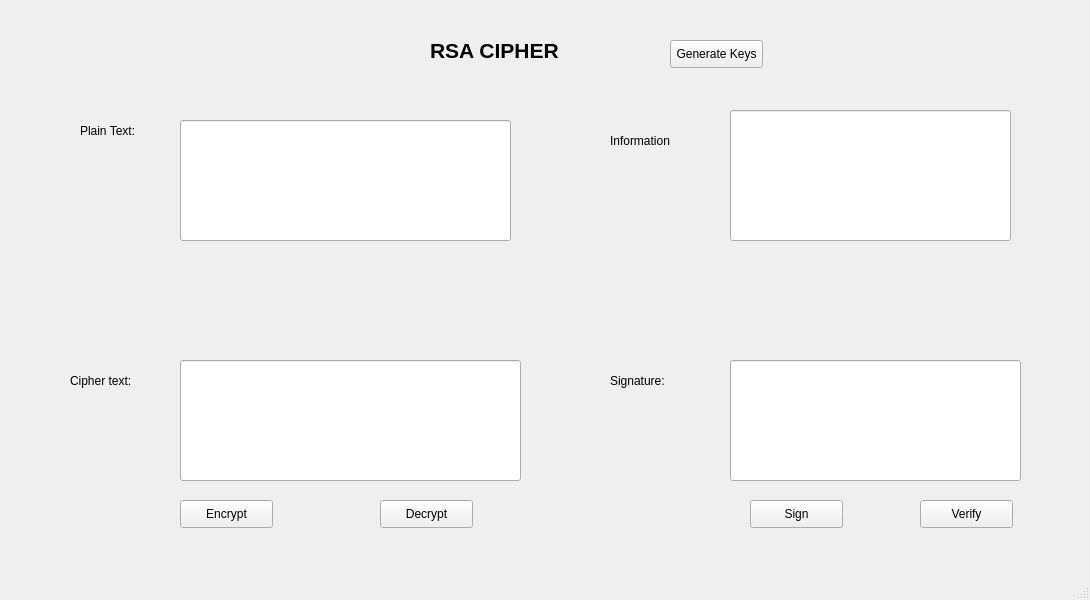
Before: the Qt Designer form lab-03/ui/rsa.ui in hoanganhl-567/bmttnc-hutech--2280600060-, drawn with Qt 5.
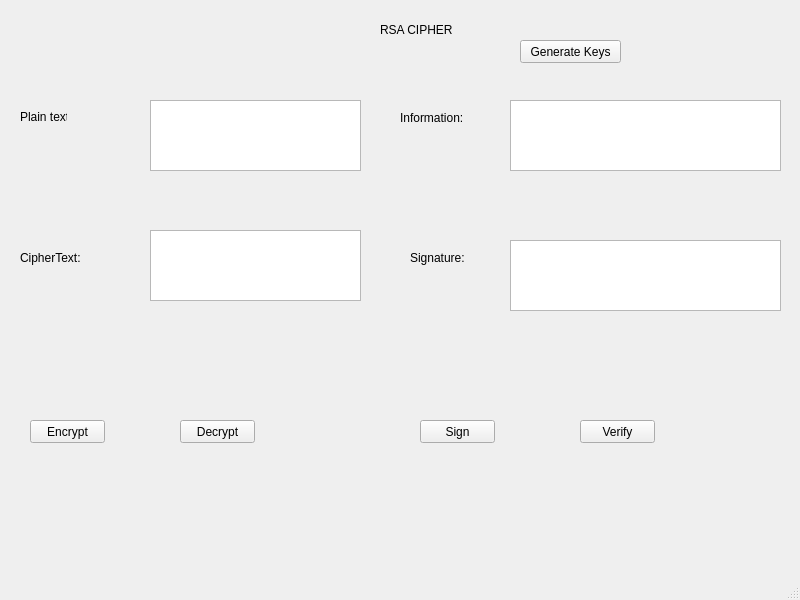
After: the same form once the commit is applied.

```diff
--- a/lab-03/ui/rsa.ui
+++ b/lab-03/ui/rsa.ui
@@ -6,7 +6,7 @@
    <rect>
     <x>0</x>
     <y>0</y>
-    <width>1090</width>
+    <width>800</width>
     <height>600</height>
    </rect>
   </property>
@@ -14,183 +14,176 @@
    <string>RSA Cipher</string>
   </property>
   <widget class="QWidget" name="centralwidget">
+   <widget class="QPushButton" name="btn_encrypt">
+    <property name="geometry">
+     <rect>
+      <x>30</x>
+      <y>420</y>
+      <width>75</width>
+      <height>23</height>
+     </rect>
+    </property>
+    <property name="text">
+     <string>Encrypt</string>
+    </property>
+   </widget>
+   <widget class="QPushButton" name="btn_decrypt">
+    <property name="geometry">
+     <rect>
+      <x>180</x>
+      <y>420</y>
+      <width>75</width>
+      <height>23</height>
+     </rect>
+    </property>
+    <property name="text">
+     <string>Decrypt</string>
+    </property>
+   </widget>
+   <widget class="QPushButton" name="btn_sign">
+    <property name="geometry">
+     <rect>
+      <x>420</x>
+      <y>420</y>
+      <width>75</width>
+      <height>23</height>
+     </rect>
+    </property>
+    <property name="text">
+     <string>Sign</string>
+    </property>
+   </widget>
+   <widget class="QPushButton" name="btn_verify">
+    <property name="geometry">
+     <rect>
+      <x>580</x>
+      <y>420</y>
+      <width>75</width>
+      <height>23</height>
+     </rect>
+    </property>
+    <property name="text">
+     <string>Verify</string>
+    </property>
+   </widget>
+   <widget class="QPlainTextEdit" name="plainTextEdit">
+    <property name="geometry">
+     <rect>
+      <x>150</x>
+      <y>100</y>
+      <width>211</width>
+      <height>71</height>
+     </rect>
+    </property>
+   </widget>
    <widget class="QLabel" name="label">
     <property name="geometry">
      <rect>
-      <x>430</x>
-      <y>10</y>
-      <width>181</width>
-      <height>81</height>
+      <x>380</x>
+      <y>9</y>
+      <width>111</width>
+      <height>41</height>
      </rect>
     </property>
-    <property name="font">
-     <font>
-      <pointsize>16</pointsize>
-      <weight>75</weight>
-      <bold>true</bold>
-     </font>
-    </property>
     <property name="text">
      <string>RSA CIPHER</string>
     </property>
    </widget>
+   <widget class="QPlainTextEdit" name="plainTextEdit_2">
+    <property name="geometry">
+     <rect>
+      <x>150</x>
+      <y>230</y>
+      <width>211</width>
+      <height>71</height>
+     </rect>
+    </property>
+   </widget>
+   <widget class="QPlainTextEdit" name="plainTextEdit_3">
+    <property name="geometry">
+     <rect>
+      <x>510</x>
+      <y>100</y>
+      <width>271</width>
+      <height>71</height>
+     </rect>
+    </property>
+   </widget>
+   <widget class="QPlainTextEdit" name="plainTextEdit_4">
+    <property name="geometry">
+     <rect>
+      <x>510</x>
+      <y>240</y>
+      <width>271</width>
+      <height>71</height>
+     </rect>
+    </property>
+   </widget>
    <widget class="QLabel" name="label_2">
     <property name="geometry">
      <rect>
-      <x>80</x>
-      <y>120</y>
-      <width>71</width>
-      <height>21</height>
+      <x>20</x>
+      <y>110</y>
+      <width>47</width>
+      <height>13</height>
      </rect>
     </property>
     <property name="text">
-     <string>Plain Text:</string>
+     <string>Plain text:</string>
     </property>
    </widget>
    <widget class="QLabel" name="label_3">
     <property name="geometry">
      <rect>
-      <x>70</x>
-      <y>370</y>
-      <width>71</width>
-      <height>21</height>
+      <x>20</x>
+      <y>250</y>
+      <width>61</width>
+      <height>16</height>
      </rect>
     </property>
     <property name="text">
-     <string>Cipher text:</string>
-    </property>
-   </widget>
-   <widget class="QLineEdit" name="lineEdit">
-    <property name="geometry">
-     <rect>
-      <x>180</x>
-      <y>120</y>
-      <width>331</width>
-      <height>121</height>
-     </rect>
-    </property>
-   </widget>
-   <widget class="QLineEdit" name="lineEdit_2">
-    <property name="geometry">
-     <rect>
-      <x>180</x>
-      <y>360</y>
-      <width>341</width>
-      <height>121</height>
-     </rect>
+     <string>CipherText:</string>
     </property>
    </widget>
    <widget class="QLabel" name="label_4">
     <property name="geometry">
      <rect>
-      <x>610</x>
-      <y>130</y>
+      <x>400</x>
+      <y>110</y>
       <width>71</width>
-      <height>21</height>
+      <height>16</height>
      </rect>
     </property>
     <property name="text">
-     <string>Information</string>
+     <string>Information:</string>
     </property>
    </widget>
    <widget class="QLabel" name="label_5">
     <property name="geometry">
      <rect>
-      <x>610</x>
-      <y>370</y>
+      <x>410</x>
+      <y>250</y>
       <width>61</width>
-      <height>21</height>
+      <height>16</height>
      </rect>
     </property>
     <property name="text">
      <string>Signature:</string>
     </property>
    </widget>
-   <widget class="QLineEdit" name="lineEdit_3">
+   <widget class="QPushButton" name="btn_gen_keys">
     <property name="geometry">
      <rect>
-      <x>730</x>
-      <y>110</y>
-      <width>281</width>
-      <height>131</height>
-     </rect>
-    </property>
-   </widget>
-   <widget class="QLineEdit" name="lineEdit_4">
-    <property name="geometry">
-     <rect>
-      <x>730</x>
-      <y>360</y>
-      <width>291</width>
-      <height>121</height>
-     </rect>
-    </property>
-   </widget>
-   <widget class="QPushButton" name="pushButton">
-    <property name="geometry">
-     <rect>
-      <x>670</x>
+      <x>520</x>
       <y>40</y>
-      <width>93</width>
-      <height>28</height>
+      <width>101</width>
+      <height>23</height>
      </rect>
     </property>
     <property name="text">
      <string>Generate Keys</string>
     </property>
    </widget>
-   <widget class="QPushButton" name="pushButton_2">
-    <property name="geometry">
-     <rect>
-      <x>180</x>
-      <y>500</y>
-      <width>93</width>
-      <height>28</height>
-     </rect>
-    </property>
-    <property name="text">
-     <string>Encrypt</string>
-    </property>
-   </widget>
-   <widget class="QPushButton" name="pushButton_3">
-    <property name="geometry">
-     <rect>
-      <x>380</x>
-      <y>500</y>
-      <width>93</width>
-      <height>28</height>
-     </rect>
-    </property>
-    <property name="text">
-     <string>Decrypt</string>
-    </property>
-   </widget>
-   <widget class="QPushButton" name="pushButton_4">
-    <property name="geometry">
-     <rect>
-      <x>750</x>
-      <y>500</y>
-      <width>93</width>
-      <height>28</height>
-     </rect>
-    </property>
-    <property name="text">
-     <string>Sign</string>
-    </property>
-   </widget>
-   <widget class="QPushButton" name="pushButton_5">
-    <property name="geometry">
-     <rect>
-      <x>920</x>
-      <y>500</y>
-      <width>93</width>
-      <height>28</height>
-     </rect>
-    </property>
-    <property name="text">
-     <string>Verify</string>
-    </property>
-   </widget>
   </widget>
   <widget class="QMenuBar" name="menubar">
    <property name="geometry">
```
Left out of the diff: 6 changed lines with no effect on the pictures.
